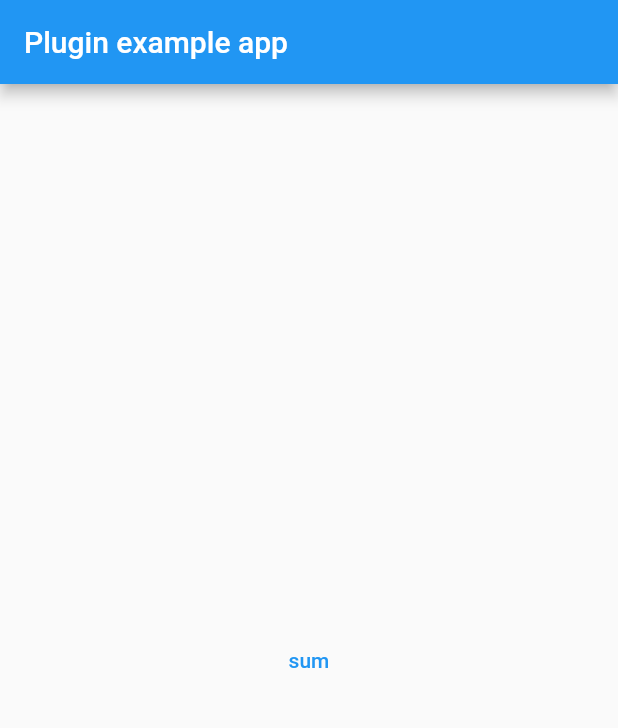
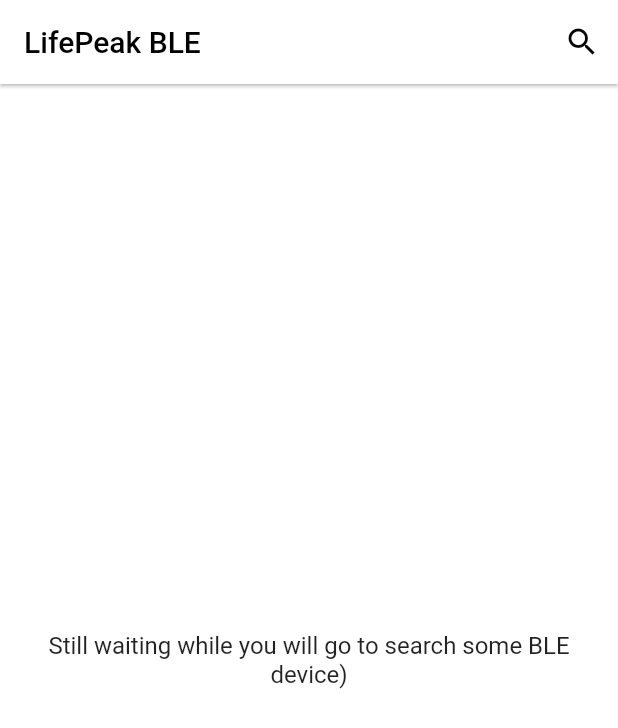
Before and after one commit to SysTechHub/life_peak_lib, a Flutter app: the screen it shows after launch, on a phone screen of 412 x 824 dp. Shown: the top 728 px of the screen. Run offline on Flutter 3.47's test engine with Material 2 defaults, Android fonts, the phone set to English and light mode, and no system bars; our stand-ins replace equatable, flutter_bloc, flutter_blue_plus; missing offline and left inert: dart:ffi.

Commit message:
Search & connect BLe

```diff
--- /dev/null
+++ b/example/lib/blocs/device/device_bloc.dart
@@ -0,0 +1,42 @@
+import 'dart:async';
+
+import 'package:flutter/cupertino.dart';
+import 'package:flutter_bloc/flutter_bloc.dart';
+import 'package:equatable/equatable.dart';
+import 'package:flutter_blue_plus/flutter_blue_plus.dart';
+
+part 'device_event.dart';
+part 'device_state.dart';
+
+class DeviceBloc extends Bloc<DeviceEvent, DeviceState> {
+  DeviceBloc() : super(DeviceInitial()) {
+    on<DeviceRequested>(_onDeviceRequested);
+    on<DeviceRefreshRequested>(_onDeviceRefreshRequested);
+  }
+
+  void _onDeviceRequested(DeviceRequested event, Emitter<DeviceState> emit) async {
+    emit(DeviceLoading());
+    try {
+      emit(DeviceLoaded(device: event.device));
+    } catch (error, stackTrace) {
+      debugPrintStack(
+        label: error.toString(),
+        stackTrace: stackTrace,
+      );
+      emit(DeviceFailure(message: error.toString()));
+    }
+  }
+
+  void _onDeviceRefreshRequested(DeviceRefreshRequested event, Emitter<DeviceState> emit) async {
+    emit(DeviceLoading());
+    try {
+      emit(DeviceLoaded(device: event.device));
+    } catch (error, stackTrace) {
+      debugPrintStack(
+        label: error.toString(),
+        stackTrace: stackTrace,
+      );
+      emit(DeviceFailure(message: error.toString()));
+    }
+  }
+}
--- /dev/null
+++ b/example/lib/blocs/device/device_event.dart
@@ -0,0 +1,22 @@
+part of 'device_bloc.dart';
+
+abstract class DeviceEvent extends Equatable {
+  const DeviceEvent();
+}
+
+class DeviceRequested extends DeviceEvent {
+  final BluetoothDevice device;
+
+  const DeviceRequested({required this.device});
+  @override
+  List<Object?> get props => [device];
+}
+
+class DeviceRefreshRequested extends DeviceEvent {
+  final BluetoothDevice device;
+
+  const DeviceRefreshRequested({required this.device});
+
+  @override
+  List<Object?> get props => [device];
+}
--- /dev/null
+++ b/example/lib/blocs/device/device_state.dart
@@ -0,0 +1,31 @@
+part of 'device_bloc.dart';
+
+abstract class DeviceState extends Equatable {
+  const DeviceState();
+}
+
+class DeviceInitial extends DeviceState {
+  @override
+  List<Object> get props => [];
+}
+
+class DeviceLoading extends DeviceState {
+  @override
+  List<Object> get props => [];
+}
+
+class DeviceLoaded extends DeviceState {
+  final BluetoothDevice device;
+
+  const DeviceLoaded({required this.device});
+  @override
+  List<Object> get props => [device];
+}
+
+class DeviceFailure extends DeviceState {
+  final String message;
+
+  const DeviceFailure({required this.message});
+  @override
+  List<Object> get props => [message];
+}
--- a/example/lib/main.dart
+++ b/example/lib/main.dart
@@ -1,5 +1,10 @@
 import 'package:flutter/material.dart';
+import 'package:flutter_bloc/flutter_bloc.dart';
+import 'package:flutter_blue_plus/flutter_blue_plus.dart';
 import 'package:life_peak_lib/life_peak_lib.dart';
+
+import 'blocs/device/device_bloc.dart';
+import 'screens/find_device_screen.dart';
 
 void main() {
   runApp(const MyApp());
@@ -13,29 +18,90 @@ class MyApp extends StatefulWidget {
 }
 
 class _MyAppState extends State<MyApp> {
+  FlutterBluePlus flutterBlue = FlutterBluePlus.instance;
+
+
   @override
   Widget build(BuildContext context) {
-    return MaterialApp(
-      home: Scaffold(
-        appBar: AppBar(
-          title: const Text('Plugin example app'),
+    return MultiBlocProvider(
+      providers: [
+        BlocProvider(
+          create: (context) => DeviceBloc(),
         ),
-        body: Center(
-          child: Column(
-            mainAxisAlignment: MainAxisAlignment.center,
-            crossAxisAlignment: CrossAxisAlignment.center,
-            children: [
-              TextButton(
-                onPressed: () {
-                  sum(40, 2);
-                  debugPrint('sum= ${sum(40, 2)}');
-                },
-                child: const Text('sum'),
-              ),
-            ],
-          ),
-        ),
+      ],
+      child: const MaterialApp(
+        home: HomePage(),
       ),
     );
   }
 }
+
+class HomePage extends StatelessWidget {
+  const HomePage({
+    super.key,
+  });
+
+  @override
+  Widget build(BuildContext context) {
+    return Scaffold(
+      appBar: AppBar(
+        title: Text(
+          'LifePeak BLE ',
+          style: Theme.of(context).textTheme.titleLarge!.copyWith(
+            color: Colors.black,
+          ),
+        ),
+        backgroundColor: Colors.white,
+        elevation: 1,
+        actions: [
+          IconButton(
+            onPressed: () async {
+              //  Navigate to a new screen...
+              final device = await Navigator.push(
+                context,
+                MaterialPageRoute(builder: (context) {
+                  return const FindDeviceScreen();
+                }),
+              );
+               // When the Bluetooth LE browser returns the PineTime Bluetooth Device...
+              if (device != null) {
+                BlocProvider.of<DeviceBloc>(context).add(DeviceRequested(device: device));
+              }
+            },
+            icon: const Icon(
+              Icons.search,
+              color: Colors.black,
+            ),
+          ),
+        ],
+      ),
+      backgroundColor: Colors.white,
+      body: BlocBuilder<DeviceBloc, DeviceState>(
+        builder: (context, state) {
+          if (state is DeviceLoading) {
+            return const Center(
+              child: CircularProgressIndicator(),
+            );
+          } else if (state is DeviceLoaded) {
+            final device = state.device;
+            return Center(
+              child: Text(device.name),
+            );
+          }
+          return  Padding(
+            padding: const EdgeInsets.symmetric(
+              horizontal: 30,
+            ),
+            child: Center(
+              child: Text(
+                'Still waiting while you will go to search some BLE device)',
+                textAlign: TextAlign.center,
+                style: Theme.of(context).textTheme.titleMedium,
+              ),
+            ),
+          );
+        },
+      ),
+    );
+  }
+}
--- /dev/null
+++ b/example/lib/models/device.dart
@@ -0,0 +1,118 @@
+//  Data Model for Bluetooth LE device
+import 'package:equatable/equatable.dart';
+import 'package:flutter_blue_plus/flutter_blue_plus.dart';
+
+enum DeviceCondition {
+  snow,
+  sleet,
+  hail,
+  thunderstorm,
+  heavyRain,
+  lightRain,
+  showers,
+  heavyCloud,
+  lightCloud,
+  clear,
+  unknown
+}
+
+class Device extends Equatable {
+  final DeviceCondition condition;
+  final String formattedCondition;
+  final double minTemp;
+  final double temp;
+  final double maxTemp;
+  final int locationId;
+  final String created;
+  final DateTime lastUpdated;
+  final String location;
+  final BluetoothDevice? bluetoothDevice;
+  final String? activeFirmwareVersion;
+  final String? standbyFirmwareVersion;
+
+  const Device({
+    required this.condition,
+    required this.formattedCondition,
+    required this.minTemp,
+    required this.temp,
+    required this.maxTemp,
+    required this.locationId,
+    required this.created,
+    required this.lastUpdated,
+    required this.location,
+    this.bluetoothDevice,
+    this.activeFirmwareVersion,
+    this.standbyFirmwareVersion
+  });
+
+  @override
+  List<Object> get props => [
+    condition,
+    formattedCondition,
+    minTemp,
+    temp,
+    maxTemp,
+    locationId,
+    created,
+    lastUpdated,
+    location,
+    bluetoothDevice!,
+    activeFirmwareVersion!,
+    standbyFirmwareVersion!,
+  ];
+
+  static Device fromJson(dynamic json) {
+    final consolidatedDevice = json['consolidated_Device'][0];
+    return Device(
+      condition: _mapStringToDeviceCondition(
+          consolidatedDevice['Device_state_abbr']),
+      formattedCondition: consolidatedDevice['Device_state_name'],
+      minTemp: consolidatedDevice['min_temp'] as double,
+      temp: consolidatedDevice['the_temp'] as double,
+      maxTemp: consolidatedDevice['max_temp'] as double,
+      locationId: json['woeid'] as int,
+      created: consolidatedDevice['created'],
+      lastUpdated: DateTime.now(),
+      location: json['title'],
+    );
+  }
+
+  static DeviceCondition _mapStringToDeviceCondition(String input) {
+    DeviceCondition state;
+    switch (input) {
+      case 'sn':
+        state = DeviceCondition.snow;
+        break;
+      case 'sl':
+        state = DeviceCondition.sleet;
+        break;
+      case 'h':
+        state = DeviceCondition.hail;
+        break;
+      case 't':
+        state = DeviceCondition.thunderstorm;
+        break;
+      case 'hr':
+        state = DeviceCondition.heavyRain;
+        break;
+      case 'lr':
+        state = DeviceCondition.lightRain;
+        break;
+      case 's':
+        state = DeviceCondition.showers;
+        break;
+      case 'hc':
+        state = DeviceCondition.heavyCloud;
+        break;
+      case 'lc':
+        state = DeviceCondition.lightCloud;
+        break;
+      case 'c':
+        state = DeviceCondition.clear;
+        break;
+      default:
+        state = DeviceCondition.unknown;
+    }
+    return state;
+  }
+}
--- a/example/pubspec.yaml
+++ b/example/pubspec.yaml
@@ -17,6 +17,11 @@ dependencies:
   flutter:
     sdk: flutter
 
+  typed_data:
+  cbor:
+  flutter_bloc:
+  equatable:
+  flutter_blue_plus:
   life_peak_lib:
     # When depending on this package from a real application you should use:
     #   life_peak_lib: ^x.y.z
--- a/lib/life_peak_lib.dart
+++ b/lib/life_peak_lib.dart
@@ -1,14 +1,36 @@
 import 'dart:ffi';
 import 'dart:io';
+import 'dart:typed_data';
+
+import 'package:ffi/ffi.dart';
 
 
 final DynamicLibrary nativeLifePeakLib = Platform.isAndroid
     ? DynamicLibrary.open('liblife_peak_lib.so')
     : DynamicLibrary.process();
 
-final int Function(int x, int y) sum = nativeLifePeakLib
-    .lookup<NativeFunction<Int32 Function(Int32, Int32)>>('sum')
-    .asFunction();
+// final bool Function() checkDevice = nativeLifePeakLib
+//     .lookup<NativeFunction<Bool Function()>>('checkDevice')
+//     .asFunction();
+//
+//
+// extension Uint8ListBlobConversion on Uint8List {
+//   /// Allocates a pointer filled with the Uint8List data.
+//   Pointer<Uint8> allocatePointer() {
+//     final blob = calloc<Uint8>(length);
+//     final blobBytes = blob.asTypedList(length);
+//     blobBytes.setAll(0, this);
+//     return blob;
+//   }
+// }
+//
+// Uint8List? scanRecord =  Uint8List.fromList([0, 1, 2, 3, 4, 5, 6, 7, 8, 9, 10, 11, 12, 13, 14, 15]);
+//
+// final scanRecordEx = scanRecord?.allocatePointer();
+//
+//
+//
+//
 
 // typedef TestStructFunction = Pointer<TestStruct> Function();
 // typedef TestStructFunctionDart = Pointer<TestStruct> Function();
```
Also changed, not shown: example/lib/screens/find_device_screen.dart (added, +137 -0 lines), example/pubspec.lock, 2 other files.
